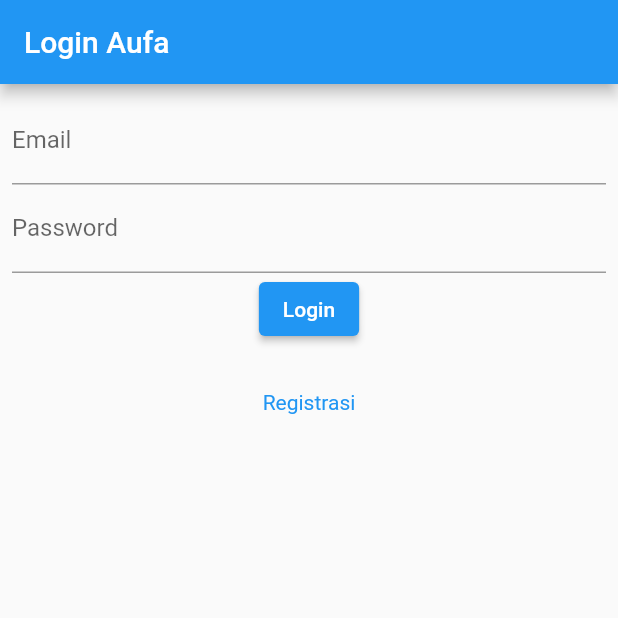
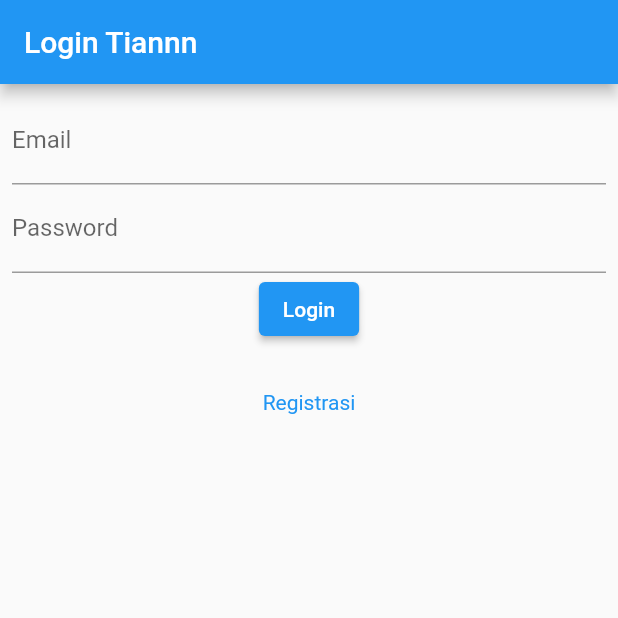
Before and after one commit to Tiannns/toko-kita, a Flutter app: the screen it shows after launch, on a phone screen of 412 x 824 dp, the top half of it. Run offline on Flutter 3.47's test engine with Material 2 defaults, Android fonts, the phone set to English and light mode, and no system bars; our stand-ins replace shared_preferences.

Commit message:
ini baru bener

```diff
--- a/lib/ui/login_page.dart
+++ b/lib/ui/login_page.dart
@@ -22,7 +22,7 @@ class _LoginPageState extends State<LoginPage> {
   Widget build(BuildContext context) {
     return Scaffold(
       appBar: AppBar(
-          title: const Text('Login Aufa'), automaticallyImplyLeading: false),
+          title: const Text('Login Tiannn'), automaticallyImplyLeading: false),
       body: SingleChildScrollView(
         child: Padding(
           padding: const EdgeInsets.all(8.0),
--- a/lib/ui/produk_detail.dart
+++ b/lib/ui/produk_detail.dart
@@ -17,7 +17,7 @@ class _ProdukDetailState extends State<ProdukDetail> {
   Widget build(BuildContext context) {
     return Scaffold(
       appBar: AppBar(
-        title: const Text('Detail Produk Aufa'),
+        title: const Text('Detail Produk Tiannn'),
       ),
       body: Center(
         child: Column(
--- a/lib/ui/produk_form.dart
+++ b/lib/ui/produk_form.dart
@@ -29,7 +29,7 @@ class _ProdukFormState extends State<ProdukForm> {
   isUpdate() {
     if (widget.produk != null) {
       setState(() {
-        judul = "UBAH PRODUK Aufa";
+        judul = "UBAH PRODUK Tiannn";
         tombolSubmit = "UBAH";
         _kodeProdukTextboxController.text = widget.produk!.kodeProduk!;
         _namaProdukTextboxController.text = widget.produk!.namaProduk!;
@@ -37,7 +37,7 @@ class _ProdukFormState extends State<ProdukForm> {
             widget.produk!.hargaProduk.toString();
       });
     } else {
-      judul = "TAMBAH PRODUK Aufa";
+      judul = "TAMBAH PRODUK Tiannn";
       tombolSubmit = "SIMPAN";
     }
   }
--- a/lib/ui/produk_page.dart
+++ b/lib/ui/produk_page.dart
@@ -19,7 +19,7 @@ class _ProdukPageState extends State<ProdukPage> {
   Widget build(BuildContext context) {
     return Scaffold(
       appBar: AppBar(
-        title: const Text('List Produk Aufa'),
+        title: const Text('List Produk Tiannn'),
         actions: [
           Padding(
               padding: const EdgeInsets.only(right: 20.0),
--- a/lib/ui/registrasi_page.dart
+++ b/lib/ui/registrasi_page.dart
@@ -20,7 +20,7 @@ class _RegistrasiPageState extends State<RegistrasiPage> {
   Widget build(BuildContext context) {
     return Scaffold(
       appBar: AppBar(
-        title: const Text("Registrasi Aufa"),
+        title: const Text("Registrasi Tiannn"),
       ),
       body: SingleChildScrollView(
         child: Padding(
```
